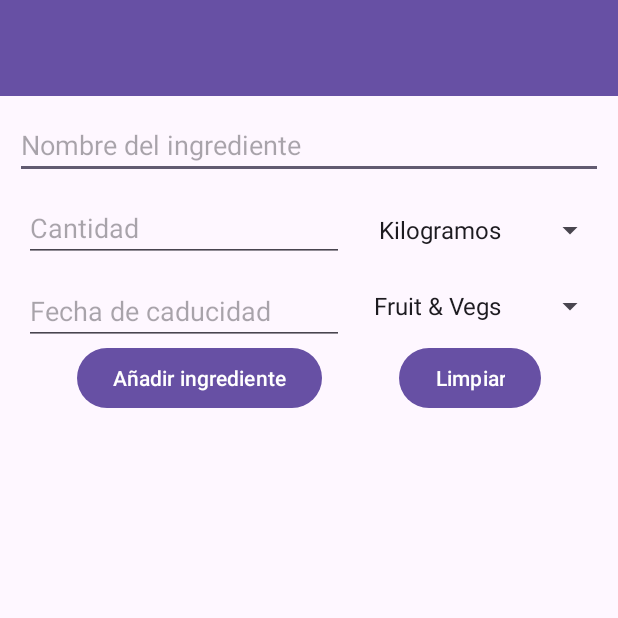
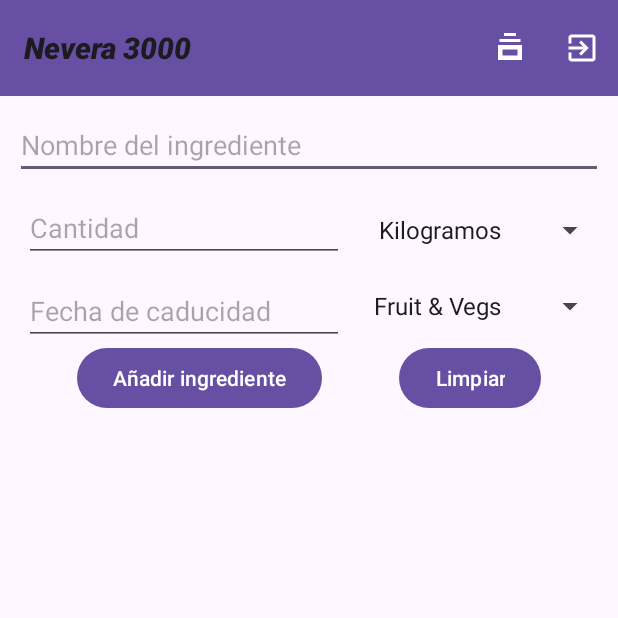
Before and after one commit to raulmunoztome/Practica-OPT-1, an Android app: the ClientsActivity screen opened directly, with no data from a screen before it, on a phone screen of 412 x 824 dp, the top half of it. Run offline under Robolectric (Android 15) with nearby library versions, the phone set to English and light mode, and no system bars; our stand-ins replace Firebase (no records; nobody signed in at launch, a user with empty details on screens opened directly); 2 statements that could not run were skipped.

Commit message:
añadiendo botones toolbar y separando responsabilidades

```diff
--- a/app/src/main/java/cat/insmarianao/optpractica/ClientsActivity.kt
+++ b/app/src/main/java/cat/insmarianao/optpractica/ClientsActivity.kt
@@ -1,17 +1,23 @@
+
 package cat.insmarianao.optpractica
 
+import android.content.Intent
 import android.os.Bundle
 import android.util.Log
+import android.view.Menu
+import android.view.MenuItem
 import android.widget.ArrayAdapter
 import android.widget.Button
 import android.widget.EditText
 import android.widget.Spinner
 import android.widget.Toast
 import androidx.appcompat.app.AppCompatActivity
+import androidx.appcompat.widget.Toolbar
 import androidx.recyclerview.widget.LinearLayoutManager
 import androidx.recyclerview.widget.RecyclerView
 import cat.insmarianao.optpractica.adapters.IngredientesAdapter
 import cat.insmarianao.optpractica.models.Ingrediente
+import cat.insmarianao.optpractica.repositories.AuthRepository
 import cat.insmarianao.optpractica.repositories.IngredientesRepository
 import cat.insmarianao.optpractica.utils.DatePickerHelper
 import com.google.firebase.Timestamp
@@ -20,72 +26,46 @@ import java.time.ZoneId
 import java.time.format.DateTimeFormatter
 
 class ClientsActivity : AppCompatActivity() {
+
+    private lateinit var usuarioActivo: String
+    private lateinit var repository: IngredientesRepository
+    private lateinit var authRepository: AuthRepository
+    private lateinit var recyclerView: RecyclerView
+
     override fun onCreate(savedInstanceState: Bundle?) {
         super.onCreate(savedInstanceState)
         setContentView(R.layout.activity_clients)
+        //!! para indicar que no será nulo, ya que el login se encarga de esto
+        usuarioActivo = intent.getStringExtra("email")!!
 
-        val usuarioActivo = intent.getStringExtra("email")
+        // Configuramos la Toolbar
+        val toolbar = findViewById<Toolbar>(R.id.toolbar)
+        setSupportActionBar(toolbar)
+
         val nomIng = findViewById<EditText>(R.id.nombreIngrediente)
         val fechaCad = findViewById<EditText>(R.id.fechaCaducidad)
         val cantidad = findViewById<EditText>(R.id.ingredientesCantidad)
         val spinnerUnidades = findViewById<Spinner>(R.id.spinnerUnidades)
         val spinnerCategorias = findViewById<Spinner>(R.id.spinnerCategoria)
-        val recyclerView = findViewById<RecyclerView>(R.id.recyclerView6)
+        recyclerView = findViewById<RecyclerView>(R.id.recyclerView6)
         val botonAddIngredient = findViewById<Button>(R.id.addIngredients)
         val botonLimpiar = findViewById<Button>(R.id.limpiarForm)
 
-        val repository = IngredientesRepository()
+        //val con la clase de la conex a Firestore
+        repository = IngredientesRepository()
+        authRepository = AuthRepository()
 
-        // PASAMOS LOS DATOS DE FIRESTORE AL ADAPTER DEL RECYCLER
-        fun pintarRecicleView(lista: List<Ingrediente>) {
-            Log.d("FIRESTORE", "Ingredientes: $lista")
-            recyclerView.layoutManager = LinearLayoutManager(this)
+        //pedimos la lista a firestore
+        actualizarIngredientes()
 
-            recyclerView.adapter = IngredientesAdapter(lista) { ingrediente ->
-                repository.eliminarIngrediente(
-                    usuarioActivo.toString(),
-                    ingrediente,
-                    onSuccess = {
-                        Log.d("FIRESTORE", "Ingrediente eliminado correctamente")
-                        Toast.makeText(this, "Ingrediente eliminado correctamente", Toast.LENGTH_SHORT).show()
-
-                        repository.obtenerIngredientes(
-                            usuarioActivo.toString(),
-                            onSuccess = { listaActualizada ->
-                                pintarRecicleView(listaActualizada)
-                            },
-                            onFailure = { error ->
-                                Log.e("FIRESTORE", "Error al actualizar la lista", error)
-                                Toast.makeText(this, "Error al actualizar la lista de ingredientes", Toast.LENGTH_SHORT).show()
-                            }
-                        )
-                    },
-                    onFailure = { error ->
-                        Log.e("FIRESTORE", "Error al eliminar ingrediente", error)
-                        Toast.makeText(this, "Error al eliminar ingrediente", Toast.LENGTH_SHORT).show()
-                    }
-                )
-            }
-        }
-
-        repository.obtenerIngredientes(
-            usuarioActivo.toString(),
-            onSuccess = { lista ->
-                pintarRecicleView(lista)
-            },
-            onFailure = { error ->
-                Log.e("FIRESTORE", "Error al leer", error)
-                Toast.makeText(this, "Error en obtener la lista de ingredientes", Toast.LENGTH_SHORT).show()
-            }
-        )
-
+        //validaciones formulario ingredientes
         fun ingredienteCorrecto(): Boolean {
             if(nomIng.text.trim().isEmpty()){
                 nomIng.error = "Nombre obligatorio"
                 return false
             }
             else if(cantidad.text.trim().isEmpty()){
-                cantidad.error  = "Cantidad obligatoria"
+                cantidad.error = "Cantidad obligatoria"
                 return false
             }
             return true
@@ -116,23 +96,14 @@ class ClientsActivity : AppCompatActivity() {
                 )
 
                 repository.agregarIngrediente(
-                    usuarioActivo.toString(),
+                    usuarioActivo,
                     ingrediente,
                     onSuccess = {
                         Log.d("FIRESTORE", "Ingrediente añadido correctamente")
                         Toast.makeText(this, "Ingrediente añadido correctamente", Toast.LENGTH_SHORT).show()
                         botonLimpiar.performClick()
-
-                        repository.obtenerIngredientes(
-                            usuarioActivo.toString(),
-                            onSuccess = { lista ->
-                                pintarRecicleView(lista)
-                            },
-                            onFailure = { error ->
-                                Log.e("FIRESTORE", "Error al actualizar la lista", error)
-                                Toast.makeText(this, "Error al actualizar la lista de ingredientes", Toast.LENGTH_SHORT).show()
-                            }
-                        )
+                        //pintamos de nuevo la lista al añadir nuevo ingrediente
+                        actualizarIngredientes()
                     },
                     onFailure = { error ->
                         Log.e("FIRESTORE", "Error al añadir ingrediente", error)
@@ -185,4 +156,74 @@ class ClientsActivity : AppCompatActivity() {
             datePicker.mostrarCalendario()
         }
     }
+
+    override fun onCreateOptionsMenu(menu: Menu): Boolean {
+        menuInflater.inflate(R.menu.menu_clients, menu)
+        return true
+    }
+
+    override fun onOptionsItemSelected(item: MenuItem): Boolean {
+        return when (item.itemId) {
+            R.id.menu_cerrar_sesion -> {
+                authRepository.cerrarSesion()
+
+                Toast.makeText(
+                    this,
+                    "Sesión cerrada",
+                    Toast.LENGTH_SHORT
+                ).show()
+
+                val intent = Intent(this, MainActivity::class.java).apply {
+                    flags = Intent.FLAG_ACTIVITY_NEW_TASK or Intent.FLAG_ACTIVITY_CLEAR_TASK
+                }
+                startActivity(intent)
+                true
+            }
+
+            R.id.menu_recetas -> {
+                // Funcionalidad de Gemini pendiente
+                true
+            }
+
+            else -> super.onOptionsItemSelected(item)
+        }
+    }
+
+    private fun pintarRecicleView(lista: List<Ingrediente>) {
+        Log.d("FIRESTORE", "Ingredientes: $lista")
+        recyclerView.layoutManager = LinearLayoutManager(this)
+
+        recyclerView.adapter = IngredientesAdapter(lista) { ingrediente ->
+            repository.eliminarIngrediente(
+                usuarioActivo,
+                ingrediente,
+                onSuccess = {
+                    Log.d("FIRESTORE", "Ingrediente eliminado correctamente")
+                    Toast.makeText(this, "Ingrediente eliminado correctamente", Toast.LENGTH_SHORT).show()
+                    actualizarIngredientes()
+                },
+                onFailure = { error ->
+                    Log.e("FIRESTORE", "Error al eliminar ingrediente", error)
+                    Toast.makeText(this, "Error al eliminar ingrediente", Toast.LENGTH_SHORT).show()
+                }
+            )
+        }
+    }
+
+    private fun actualizarIngredientes() {
+        repository.obtenerIngredientes(
+            usuarioActivo,
+            onSuccess = { lista ->
+                pintarRecicleView(lista)
+            },
+            onFailure = { error ->
+                Log.e("FIRESTORE", "Error al actualizar la lista", error)
+                Toast.makeText(
+                    this,
+                    "Error al actualizar la lista de ingredientes",
+                    Toast.LENGTH_SHORT
+                ).show()
+            }
+        )
+    }
 }
--- a/app/src/main/java/cat/insmarianao/optpractica/adapters/IngredientesAdapter.kt
+++ b/app/src/main/java/cat/insmarianao/optpractica/adapters/IngredientesAdapter.kt
@@ -11,6 +11,7 @@ import cat.insmarianao.optpractica.models.Ingrediente
 
 class IngredientesAdapter(
     private val lista: List<Ingrediente>,
+    //unit equivale a void
     private val onEliminarClick: (Ingrediente) -> Unit
 ) : RecyclerView.Adapter<IngredientesAdapter.ViewHolder>() {
 
@@ -35,6 +36,7 @@ class IngredientesAdapter(
         holder.tvNom.text = ingrediente.name
         holder.tvCantidad.text = "${ingrediente.cantidad} ${ingrediente.unidad}"
         holder.tvCategoria.text = ingrediente.categoria
+        //fecha null es posible, mostramos mensaje en vez de "null"
         holder.tvFecha.text = ingrediente.expiration?.toDate()?.let {
             java.text.SimpleDateFormat("dd/MM/yyyy", java.util.Locale.getDefault())
                 .format(it)
--- /dev/null
+++ b/app/src/main/java/cat/insmarianao/optpractica/repositories/AuthRepository.kt
@@ -0,0 +1,30 @@
+
+package cat.insmarianao.optpractica.repositories
+
+import com.google.firebase.auth.FirebaseAuth
+
+class AuthRepository {
+
+    private val auth = FirebaseAuth.getInstance()
+
+    fun iniciarSesion(
+        email: String,
+        password: String,
+        onSuccess: () -> Unit,
+        onFailure: (Exception) -> Unit
+    ) {
+        auth.signInWithEmailAndPassword(email, password)
+            .addOnCompleteListener { task ->
+                if (task.isSuccessful) {
+                    onSuccess()
+                } else {
+                    onFailure(
+                        task.exception ?: Exception("Error al iniciar sesión")
+                    )
+                }
+            }
+    }
+    fun cerrarSesion() {
+        auth.signOut()
+    }
+}
--- /dev/null
+++ b/app/src/main/res/drawable/ic_cerrar_sesion.xml
@@ -0,0 +1,11 @@
+
+<vector xmlns:android="http://schemas.android.com/apk/res/android"
+    android:width="24dp"
+    android:height="24dp"
+    android:viewportWidth="24"
+    android:viewportHeight="24">
+
+    <path
+        android:fillColor="#FFFFFFFF"
+        android:pathData="M10.09,15.59L11.5,17l5,-5 -5,-5 -1.41,1.41L12.67,11H3v2h9.67zM19,3H5c-1.1,0 -2,0.9 -2,2v4h2V5h14v14H5v-4H3v4c0,1.1 0.9,2 2,2h14c1.1,0 2,-0.9 2,-2V5c0,-1.1 -0.9,-2 -2,-2z" />
+</vector>
--- /dev/null
+++ b/app/src/main/res/drawable/ic_receta.xml
@@ -0,0 +1,10 @@
+<vector xmlns:android="http://schemas.android.com/apk/res/android"
+    android:width="24dp"
+    android:height="24dp"
+    android:viewportWidth="24"
+    android:viewportHeight="24">
+
+    <path
+        android:fillColor="#FFFFFFFF"
+        android:pathData="M8,2h8v2h-8zM5,6h14v2h-14zM4,10h16v10h-16zM7,13v4h10v-4z" />
+</vector>
--- a/app/src/main/res/layout/activity_clients.xml
+++ b/app/src/main/res/layout/activity_clients.xml
@@ -6,17 +6,20 @@
     android:id="@+id/main"
     android:layout_width="match_parent"
     android:layout_height="match_parent"
+    android:fitsSystemWindows="true"
     tools:context=".ClientsActivity">
 
     <androidx.appcompat.widget.Toolbar
         android:id="@+id/toolbar"
         android:layout_width="0dp"
+        android:textStyle="bold|italic"
         app:layout_constraintStart_toStartOf="parent"
         app:layout_constraintEnd_toEndOf="parent"
         android:layout_height="wrap_content"
         android:background="?attr/colorPrimary"
         android:minHeight="?attr/actionBarSize"
         android:theme="?attr/actionBarTheme"
+        app:titleTextAppearance="@style/ToolbarTitle"
         app:layout_constraintTop_toTopOf="parent"
         tools:layout_editor_absoluteX="1dp" />
 
--- /dev/null
+++ b/app/src/main/res/menu/menu_clients.xml
@@ -0,0 +1,19 @@
+<?xml version="1.0" encoding="utf-8"?>
+<menu xmlns:android="http://schemas.android.com/apk/res/android"
+    xmlns:app="http://schemas.android.com/apk/res-auto">
+
+    <item
+        android:id="@+id/menu_recetas"
+        android:title="@string/menu_recetas"
+        android:icon="@drawable/ic_receta"
+        android:contentDescription="@string/menu_recetas"
+        app:showAsAction="always" />
+
+    <item
+        android:id="@+id/menu_cerrar_sesion"
+        android:title="@string/menu_cerrarSesion"
+        android:icon="@drawable/ic_cerrar_sesion"
+        android:contentDescription="@string/menu_cerrarSesion"
+        app:showAsAction="always" />
+
+</menu>
--- a/app/src/main/res/values-night/themes.xml
+++ b/app/src/main/res/values-night/themes.xml
@@ -1,7 +1,10 @@
 <resources xmlns:tools="http://schemas.android.com/tools">
     <!-- Base application theme. -->
     <style name="Base.Theme.OPTpractica" parent="Theme.Material3.DayNight.NoActionBar">
-        <!-- Customize your dark theme here. -->
-        <!-- <item name="colorPrimary">@color/my_dark_primary</item> -->
+        <item name="android:statusBarColor">?attr/colorPrimary</item>
+        <item name="android:windowLightStatusBar">true</item>
+    </style>
+    <style name="ToolbarTitle" parent="TextAppearance.Widget.AppCompat.Toolbar.Title">
+        <item name="android:textStyle">bold|italic</item>
     </style>
 </resources>
--- a/app/src/main/res/values/strings.xml
+++ b/app/src/main/res/values/strings.xml
@@ -1,5 +1,5 @@
 <resources>
-    <string name="app_name">OPTpractica</string>
+    <string name="app_name">Nevera 3000</string>
     <string name="btn_sumarIngrediente">Añadir ingrediente</string>
     <string name="btn_limpiar">Limpiar</string>
     <string name="campo_ingrediente">Nombre del ingrediente</string>
@@ -13,4 +13,6 @@
     <string name="campo_confirmaPass">Confirma tu contraseña</string>
     <string name="btn_finalizarRegistro">Finalizar registro</string>
     <string name="btn_atras">Volver</string>
+    <string name="menu_recetas">Receta de Gemini</string>
+    <string name="menu_cerrarSesion">Cerrar Sesion</string>
 </resources>
--- a/app/src/main/res/values/themes.xml
+++ b/app/src/main/res/values/themes.xml
@@ -1,8 +1,12 @@
 <resources xmlns:tools="http://schemas.android.com/tools">
     <!-- Base application theme. -->
     <style name="Base.Theme.OPTpractica" parent="Theme.Material3.DayNight.NoActionBar">
-        <!-- Customize your light theme here. -->
-        <!-- <item name="colorPrimary">@color/my_light_primary</item> -->
+        <item name="android:statusBarColor">?attr/colorPrimary</item>
+        <item name="android:windowLightStatusBar">true</item>
+
+    </style>
+    <style name="ToolbarTitle" parent="TextAppearance.Widget.AppCompat.Toolbar.Title">
+        <item name="android:textStyle">bold|italic</item>
     </style>
 
     <style name="Theme.OPTpractica" parent="Base.Theme.OPTpractica" />
```
Also changed, not shown: app/src/main/java/cat/insmarianao/optpractica/MainActivity.kt (+18 -10 lines), app/src/main/res/layout/activity_main.xml (+13 -24 lines).
